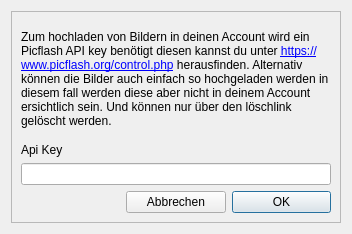
The window that picup/ui_files/KeyRequest.ui (Arvedui/picup) describes before a commit, drawn with Qt 5.
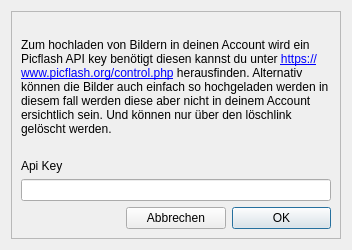
The same window after the commit.

The edit to the form file:
```diff
--- a/picup/ui_files/KeyRequest.ui
+++ b/picup/ui_files/KeyRequest.ui
@@ -7,7 +7,7 @@
     <x>0</x>
     <y>0</y>
     <width>352</width>
-    <height>234</height>
+    <height>250</height>
    </rect>
   </property>
   <property name="sizePolicy">
```
Left out of the diff: 2 changed lines with no effect on the pictures.
